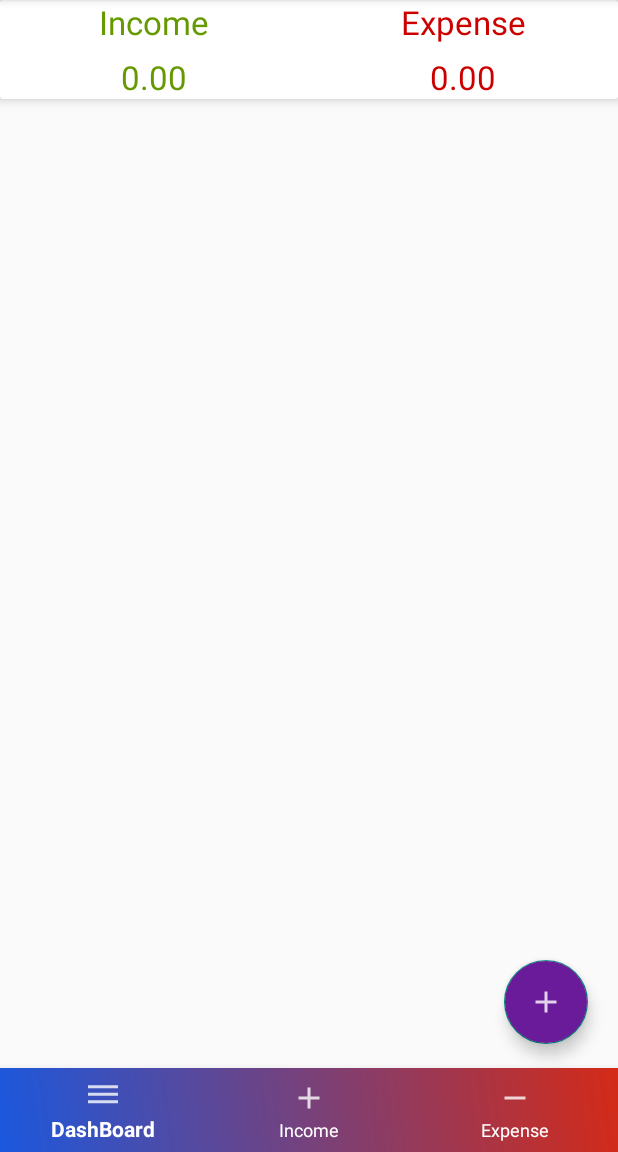
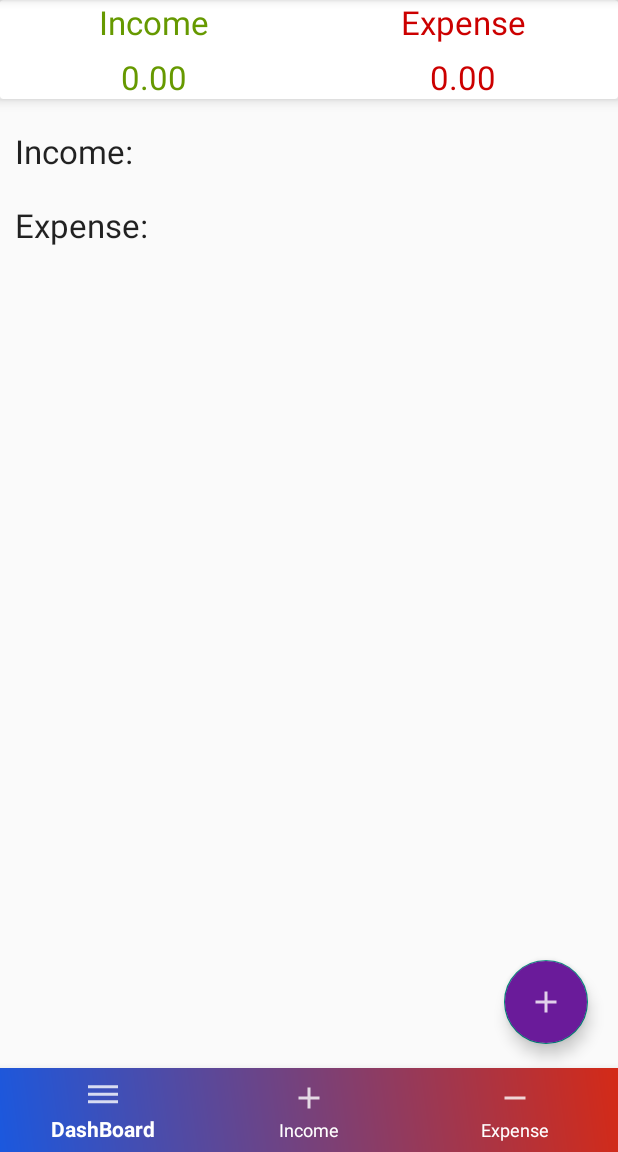
Before and after one commit to CoteleaMarius/Expense-Manager, an Android app: the screen it shows after launch once a user with an empty profile is signed in (HomeActivity), on a phone screen of 412 x 824 dp, the part 84-1236 px from its top. Run offline under Robolectric (Android 15) with nearby library versions, the phone set to English and light mode, and no system bars; our stand-ins replace Firebase (no records; nobody signed in at launch, a user with empty details on screens opened directly).

Commit message:
I solved some design issues

```diff
--- a/app/src/main/java/com/example/expensemanager/DashboardFragment.java
+++ b/app/src/main/java/com/example/expensemanager/DashboardFragment.java
@@ -5,6 +5,8 @@ import android.os.Bundle;
 
 import androidx.annotation.NonNull;
 import androidx.fragment.app.Fragment;
+import androidx.recyclerview.widget.LinearLayoutManager;
+import androidx.recyclerview.widget.RecyclerView;
 
 import android.text.TextUtils;
 import android.view.LayoutInflater;
@@ -76,6 +78,9 @@ public class DashboardFragment extends Fragment {
     private FirebaseAuth mAuth;
     private DatabaseReference mIncomeDatabase;
     private DatabaseReference mExpenseDatabase;
+    //Recycler view
+    private RecyclerView mRecyclerIncome;
+    private RecyclerView mRecyclerExpense;
 
     @Override
     public View onCreateView(LayoutInflater inflater, ViewGroup container,
@@ -98,6 +103,9 @@ public class DashboardFragment extends Fragment {
         //Total income and expense
         totalIncomeResult = myview.findViewById(R.id.income_set_result);
         totalExpenseResult = myview.findViewById(R.id.expense_set_result);
+        //Recycler
+        mRecyclerIncome = myview.findViewById(R.id.recycler_income);
+        mRecyclerExpense = myview.findViewById(R.id.recycler_expense);
         //Animation connect
         FadOpen = AnimationUtils.loadAnimation(getActivity(), R.anim.fade_open);
         FadClose = AnimationUtils.loadAnimation(getActivity(), R.anim.fade_close);
@@ -164,6 +172,17 @@ public class DashboardFragment extends Fragment {
 
             }
         });
+        //Recycler
+        LinearLayoutManager layoutManagerIncome = new LinearLayoutManager(getActivity(), LinearLayoutManager.HORIZONTAL, false);
+        layoutManagerIncome.setStackFromEnd(true);
+        layoutManagerIncome.setReverseLayout(true);
+        mRecyclerIncome.setHasFixedSize(true);
+        mRecyclerIncome.setLayoutManager(layoutManagerIncome);
+        LinearLayoutManager layoutManagerExpense = new LinearLayoutManager(getActivity(), LinearLayoutManager.HORIZONTAL, false);
+        layoutManagerExpense.setReverseLayout(true);
+        layoutManagerExpense.setStackFromEnd(true);
+        mRecyclerExpense.setHasFixedSize(true);
+        mRecyclerExpense.setLayoutManager(layoutManagerExpense);
         return myview;
     }
 
--- a/app/src/main/java/com/example/expensemanager/IncomeFragment.java
+++ b/app/src/main/java/com/example/expensemanager/IncomeFragment.java
@@ -13,6 +13,7 @@ import android.view.View;
 import android.view.ViewGroup;
 import android.widget.Button;
 import android.widget.EditText;
+import android.widget.Spinner;
 import android.widget.TextView;
 
 import com.example.expensemanager.Model.Data;
--- a/app/src/main/res/layout/custom_layout_for_insert_data.xml
+++ b/app/src/main/res/layout/custom_layout_for_insert_data.xml
@@ -68,6 +68,11 @@
                     android:layout_margin="10dp"
                     android:layout_weight="2">
 
+                    <!--<Spinner
+                        android:id="@+id/dropdown"
+                        android:layout_width="wrap_content"
+                        android:layout_height="wrap_content"
+                        android:entries="@array/incomeExpenseTypes"></Spinner>-->
                     <EditText
                         android:id="@+id/type_edt"
                         android:layout_width="match_parent"
--- a/app/src/main/res/layout/fragment_dashboard.xml
+++ b/app/src/main/res/layout/fragment_dashboard.xml
@@ -96,12 +96,52 @@
         android:layout_width="match_parent"
         android:layout_height="match_parent">
 
+        <ScrollView
+            android:layout_width="match_parent"
+            android:layout_height="wrap_content">
+
+            <LinearLayout
+                android:layout_width="match_parent"
+                android:layout_height="wrap_content"
+                android:layout_marginTop="10dp"
+                android:orientation="vertical">
+
+                <TextView
+                    android:layout_width="match_parent"
+                    android:layout_height="wrap_content"
+                    android:padding="10dp"
+                    android:text="Income:"
+                    android:textAppearance="?android:textAppearanceLarge" />
+
+                <androidx.recyclerview.widget.RecyclerView
+                    android:id="@+id/recycler_income"
+                    android:layout_width="match_parent"
+                    android:layout_height="wrap_content">
+
+                </androidx.recyclerview.widget.RecyclerView>
+
+                <TextView
+                    android:layout_width="match_parent"
+                    android:layout_height="wrap_content"
+                    android:padding="10dp"
+                    android:text="Expense:"
+                    android:textAppearance="?android:textAppearanceLarge" />
+
+                <androidx.recyclerview.widget.RecyclerView
+                    android:id="@+id/recycler_expense"
+                    android:layout_width="match_parent"
+                    android:layout_height="wrap_content">
+
+                </androidx.recyclerview.widget.RecyclerView>
+            </LinearLayout>
+        </ScrollView>
+
         <LinearLayout
             android:layout_width="wrap_content"
             android:layout_height="wrap_content"
+            android:layout_gravity="bottom|end"
             android:layout_marginRight="15dp"
-            android:layout_marginBottom="160dp"
-            android:layout_gravity="bottom|end">
+            android:layout_marginBottom="160dp">
 
             <TextView
                 android:id="@+id/expense_ft_text"
--- a/app/src/main/res/values/strings.xml
+++ b/app/src/main/res/values/strings.xml
@@ -2,6 +2,12 @@
     <string name="app_name">Expense Manager</string>
     <string name="navigation_drawer_open">Open navigation drawer</string>
     <string name="navigation_drawer_close">Close navigation drawer</string>
-    <!-- TODO: Remove or change this placeholder text -->
     <string name="hello_blank_fragment">Hello blank fragment</string>
+    <string-array name="incomeExpenseTypes">
+        <item>Taxes</item>
+        <item>Healthcare</item>
+        <item>Food</item>
+        <item>Transportation</item>
+        <item>Housing</item>
+    </string-array>
 </resources>
```
